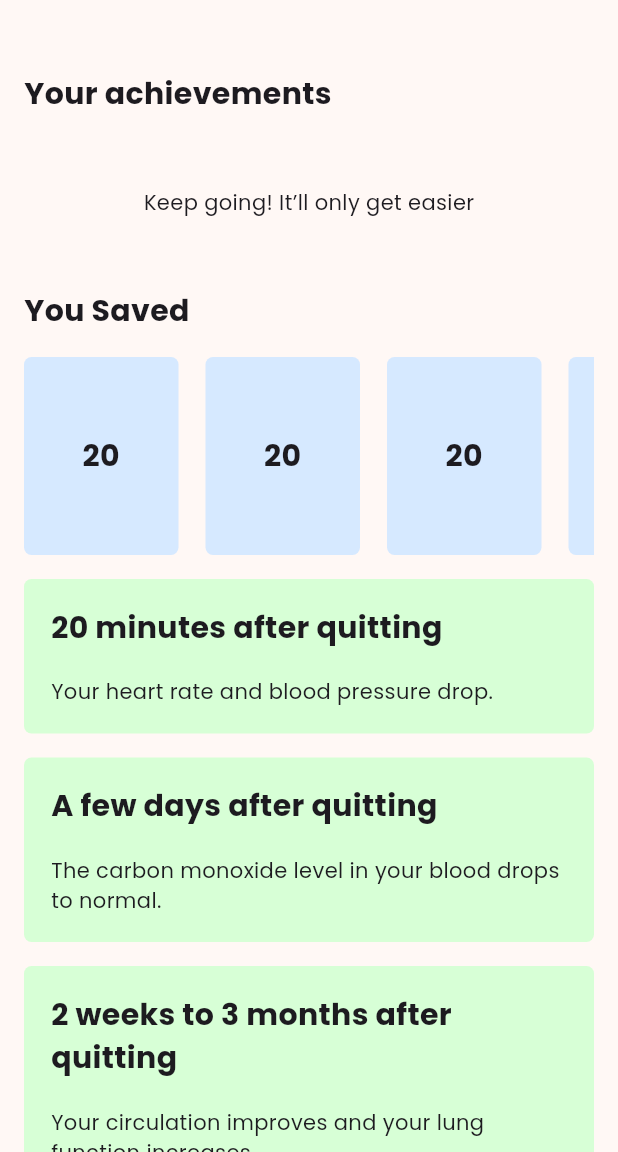
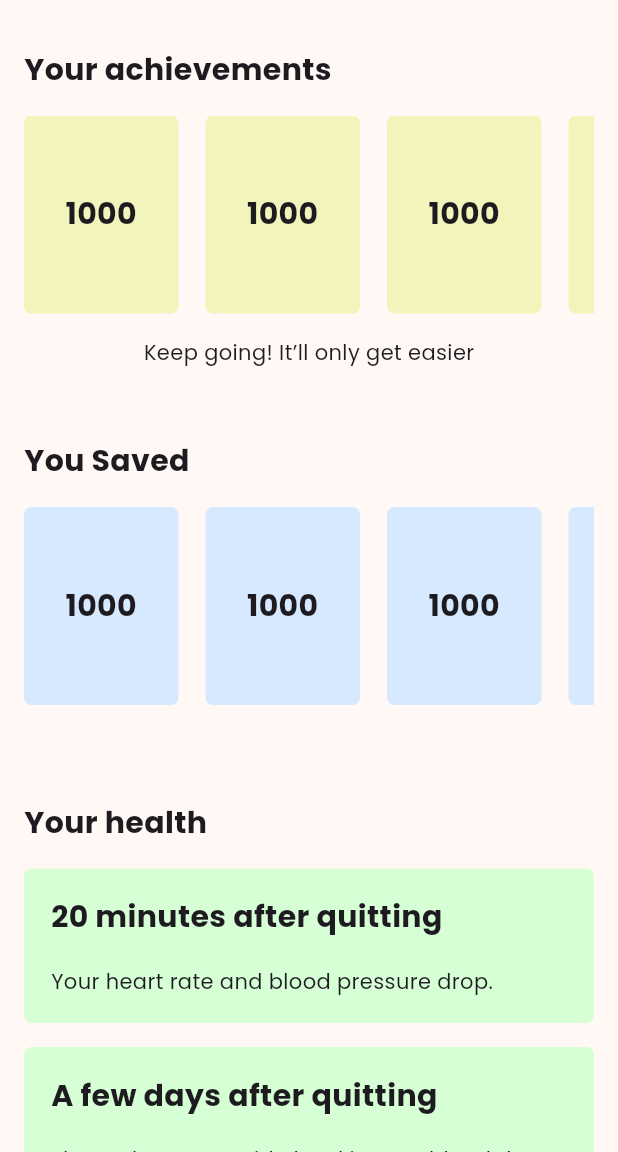
Before and after one commit to Toby-van-Berkum/stopit_frontend, a Flutter app: the ProfilePage screen opened directly, on a phone screen of 412 x 824 dp, the part 84-1236 px from its top. Run offline on Flutter 3.47's test engine with Material 3 defaults, Android fonts, the phone set to English and light mode, and no system bars; our stand-ins replace google_fonts; missing offline and left inert: dart:ffi.

Commit message:
finished the design for the profile_page.dart

```diff
--- a/lib/pages/profile_page.dart
+++ b/lib/pages/profile_page.dart
@@ -14,6 +14,7 @@ class ProfilePage extends StatefulWidget {
 
 class _ProfilePageState extends State<ProfilePage> {
   final double customPadding = 16.0;
+  final int numberOfAchievements = 6; // dummy data, has to be changed
 
   @override
   Widget build(BuildContext context) {
@@ -56,13 +57,11 @@ class _ProfilePageState extends State<ProfilePage> {
           child: Column(
             children: <Widget>[
               Container(
-                margin: EdgeInsets.only(
-                    top: customPadding, bottom: customPadding * 2),
-                child: Container(
                 padding: EdgeInsets.only(
                     top: customPadding,
                     right: customPadding,
-                      bottom: customPadding),
+                    bottom: customPadding
+                ),
                 alignment: Alignment.centerLeft,
                 child: Text(
                   'Your achievements',
@@ -70,9 +69,22 @@ class _ProfilePageState extends State<ProfilePage> {
                   style: TextStyle(fontWeight: FontWeight.bold, fontSize: 20),
                 ),
               ),
+              SingleChildScrollView(
+                scrollDirection: Axis.horizontal,
+                child: Row(
+                  children: [
+                    for (int i = 0; i < numberOfAchievements; i++)
+                      SingleCardAchievement(
+                        headText:
+                        '1000', // text with achievements required
+                        widthCard: ScreenSizes.width(context) / 4,
+                        colorCard: AppColors.yellow,
+                      ),
+                  ],
+                ),
               ),
               Container(
-                margin: EdgeInsets.only(bottom: customPadding * 2),
+                margin: EdgeInsets.only(top: customPadding, bottom: customPadding * 2),
                 child: Text('Keep going! It’ll only get easier'),
               ),
               Container(
@@ -91,27 +103,26 @@ class _ProfilePageState extends State<ProfilePage> {
                 scrollDirection: Axis.horizontal,
                 child: Row(
                   children: [
+                    for (int i = 0; i < numberOfAchievements; i++)
                       SingleCardAchievement(
-                      headText: "20",
-                      widthCard: ScreenSizes.width(context) / 4,
-                      colorCard: AppColors.blue,
-                    ),
-                    SingleCardAchievement(
-                      headText: "20",
-                      widthCard: ScreenSizes.width(context) / 4,
-                      colorCard: AppColors.blue,
-                    ),
-                    SingleCardAchievement(
-                      headText: "20",
-                      widthCard: ScreenSizes.width(context) / 4,
-                      colorCard: AppColors.blue,
-                    ),
-                    SingleCardAchievement(
-                      headText: "20",
+                        headText:
+                            '1000', // number of euros not spend on cigarretes
                         widthCard: ScreenSizes.width(context) / 4,
                         colorCard: AppColors.blue,
                       ),
                   ],
+                ),
+              ),
+              Container(
+                padding: EdgeInsets.only(
+                    top: customPadding * 4,
+                    right: customPadding,
+                ),
+                alignment: Alignment.centerLeft,
+                child: Text(
+                  'Your health',
+                  textAlign: TextAlign.start,
+                  style: TextStyle(fontWeight: FontWeight.bold, fontSize: 20),
                 ),
               ),
               ...List.generate(keysHealthAchievementsExplanations.length, (i) {
```
Lines whose indentation alone changed are shown as unchanged.
